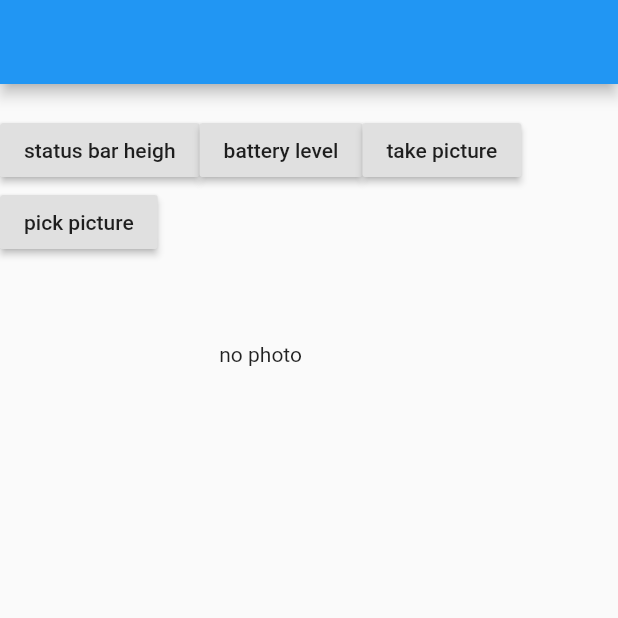
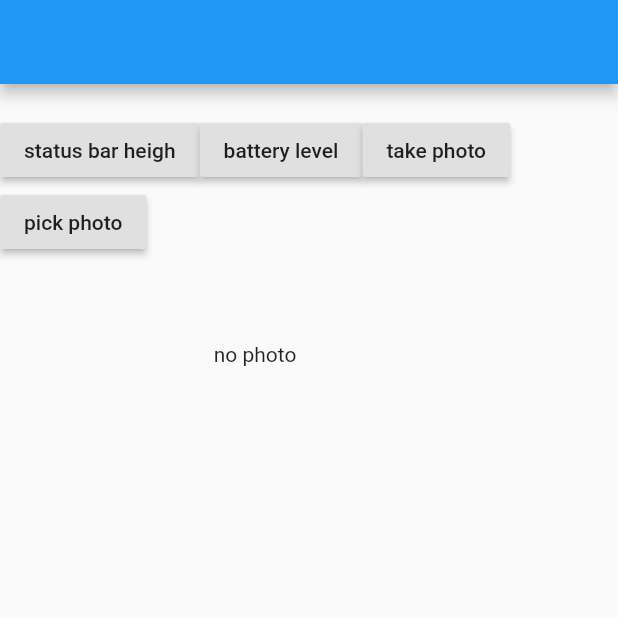
Before and after one commit to CLOUD-wuzichen/native_plugin, a Flutter app: the screen it shows after launch, on a phone screen of 412 x 824 dp, the top half of it. Run offline on Flutter 3.47's test engine with Material 2 defaults, Android fonts, the phone set to English and light mode, and no system bars.

Commit message:
增加ios图库选择

```diff
--- a/example/lib/main.dart
+++ b/example/lib/main.dart
@@ -12,14 +12,14 @@ class MyApp extends StatefulWidget {
 }
 
 class _MyAppState extends State<MyApp> {
-  String text = "";
+  String _text = "";
   File _image;
 
   Future _getBatteryLevel() async {
     String batteryLevel = await NativePlugin.getBatteryLevel();
     if (!mounted) return;
     setState(() {
-      text = batteryLevel;
+      _text = batteryLevel;
     });
   }
 
@@ -27,7 +27,7 @@ class _MyAppState extends State<MyApp> {
     String height = await NativePlugin.getStatusBarHeight();
     if (!mounted) return;
     setState(() {
-      text = height;
+      _text = height;
     });
   }
 
@@ -35,6 +35,7 @@ class _MyAppState extends State<MyApp> {
     String path = await NativePlugin.takePhoto();
     print("path=$path");
     setState(() {
+      _text=path;
       _image = File(path);
     });
   }
@@ -66,17 +67,17 @@ class _MyAppState extends State<MyApp> {
                       onPressed: _getBatteryLevel,
                     ),
                     RaisedButton(
-                      child: Text('take picture'),
+                      child: Text('take photo'),
                       onPressed: _takePhoto,
                     ),
                     RaisedButton(
-                      child: Text('pick picture'),
+                      child: Text('pick photo'),
                       onPressed: _pickPhoto,
                     ),
                   ],
                 ),
                 Padding(padding: EdgeInsets.only(top: 20)),
-                Text("$text"),
+                Text("$_text"),
                 Padding(padding: EdgeInsets.only(top: 20)),
                 _buildImage(),
               ],
```
Also changed, not shown: lib/image_picker.dart (deleted, +0 -59 lines), lib/native_plugin.dart (+33 -14 lines), 5 other files.
